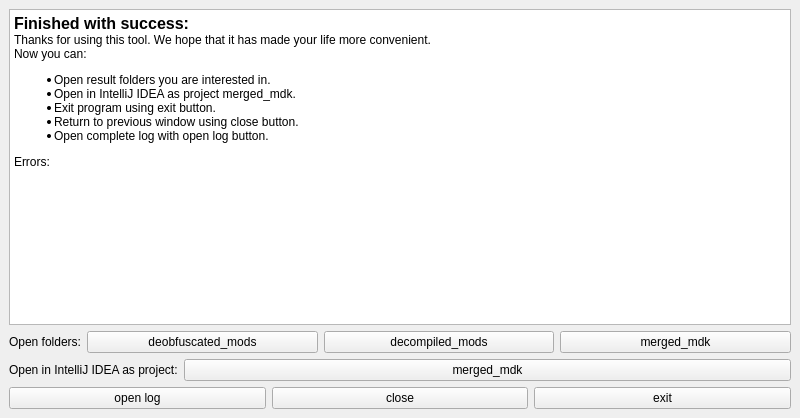
Above: MDGUi/forms/MDGResultWindow.ui from KostromDan/Mods-Decompiler-GUI before the change. Below: the same form after it.
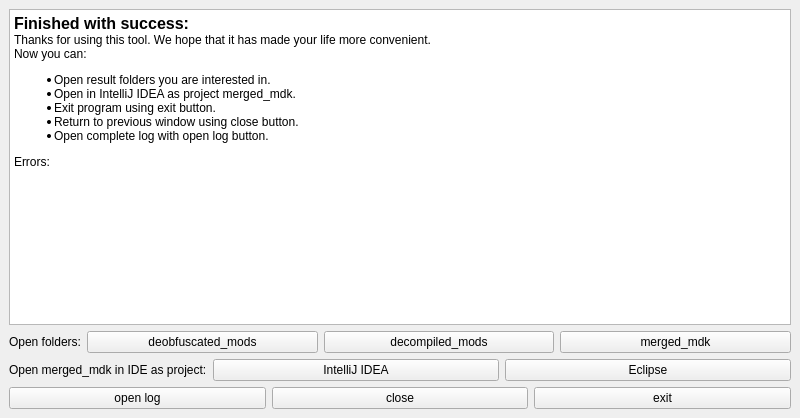
That is the form after the change. Icons and pictures are not drawn.

Commit message: Eclipse compatibility

Diff of the .ui file:
```diff
--- a/MDGUi/forms/MDGResultWindow.ui
+++ b/MDGUi/forms/MDGResultWindow.ui
@@ -106,14 +106,21 @@
          </sizepolicy>
         </property>
         <property name="text">
-         <string>Open in IntelliJ IDEA as project:</string>
+         <string>Open merged_mdk in IDE as project:</string>
         </property>
        </widget>
       </item>
       <item>
        <widget class="QPushButton" name="intellij_idea_button">
         <property name="text">
-         <string>merged_mdk</string>
+         <string>IntelliJ IDEA</string>
+        </property>
+       </widget>
+      </item>
+      <item>
+       <widget class="QPushButton" name="eclipse_button">
+        <property name="text">
+         <string>Eclipse</string>
         </property>
        </widget>
       </item>
```
The commit also changes 3 other files.
